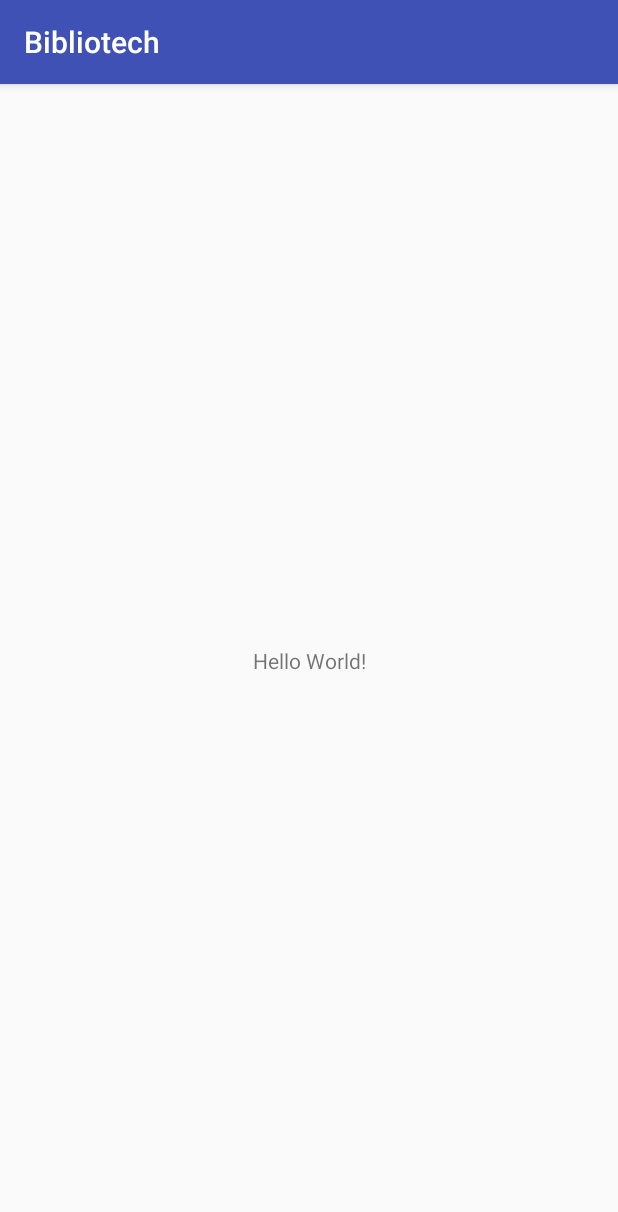
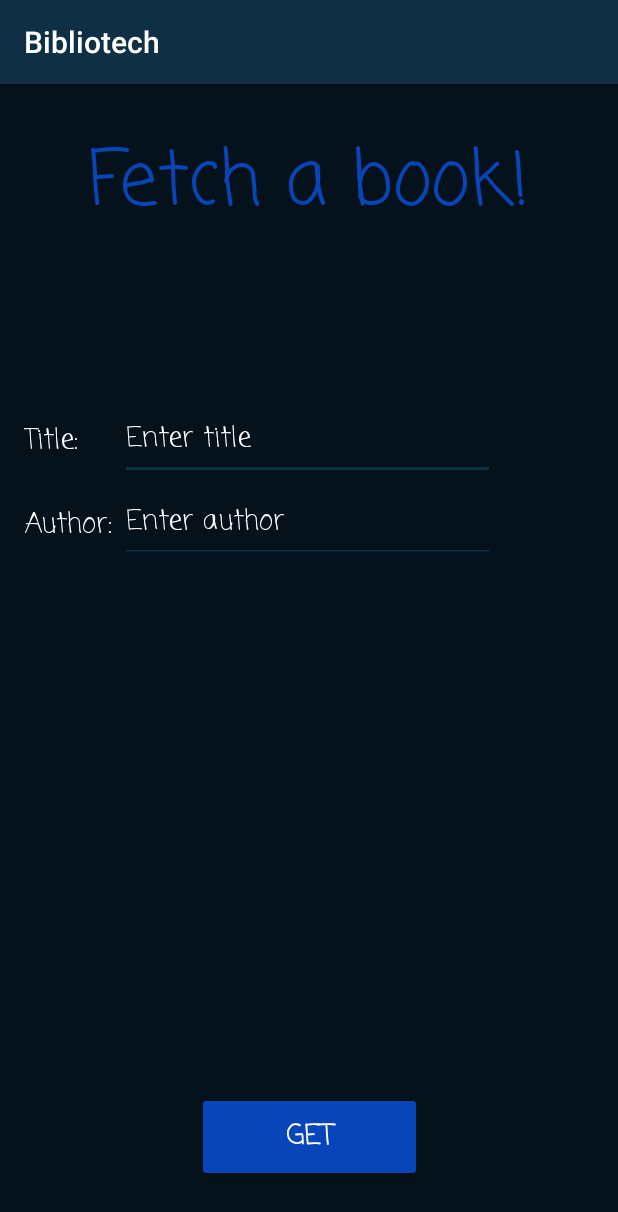
Before and after one commit to Battery233/Biblio-tech, an Android app: the screen it shows after launch (MainActivity), on a phone screen of 412 x 824 dp. Shown: the top 1212 px of the screen. Run offline under Robolectric (Android 15) with nearby library versions, the phone set to English and light mode, and no system bars.

Commit message:
Created basic fetch book activity XML layout

```diff
--- a/Android_app/app/src/main/java/com/luckythirteen/bibliotech/MainActivity.java
+++ b/Android_app/app/src/main/java/com/luckythirteen/bibliotech/MainActivity.java
@@ -8,6 +8,6 @@ public class MainActivity extends AppCompatActivity {
     @Override
     protected void onCreate(Bundle savedInstanceState) {
         super.onCreate(savedInstanceState);
-        setContentView(R.layout.activity_main);
+        setContentView(R.layout.activity_demo_fetch);
     }
 }
--- /dev/null
+++ b/Android_app/app/src/main/res/layout/activity_demo_fetch.xml
@@ -0,0 +1,104 @@
+<?xml version="1.0" encoding="utf-8"?>
+<android.support.constraint.ConstraintLayout
+    xmlns:android="http://schemas.android.com/apk/res/android"
+    xmlns:app="http://schemas.android.com/apk/res-auto"
+    xmlns:tools="http://schemas.android.com/tools"
+    android:id="@+id/constraintLayout"
+    android:layout_width="match_parent"
+    android:layout_height="match_parent"
+    android:background="@color/colorPrimaryDark">
+
+    <TextView
+        android:id="@+id/textView4"
+        android:layout_width="wrap_content"
+        android:layout_height="wrap_content"
+        android:layout_marginEnd="8dp"
+        android:layout_marginStart="8dp"
+        android:layout_marginTop="28dp"
+        android:fontFamily="casual"
+        android:text="@string/fetchScreenTitle"
+        android:textAllCaps="false"
+        android:textColor="@color/colorButtonBlue"
+        android:textSize="50sp"
+        android:typeface="monospace"
+        app:layout_constraintEnd_toEndOf="parent"
+        app:layout_constraintStart_toStartOf="parent"
+        app:layout_constraintTop_toTopOf="parent" />
+
+    <TextView
+        android:id="@+id/txtTitle"
+        android:layout_width="wrap_content"
+        android:layout_height="32dp"
+        android:layout_marginStart="16dp"
+        android:layout_marginTop="224dp"
+        android:fontFamily="casual"
+        android:labelFor="@id/autoTxtTitle"
+        android:text="@string/fetchTitleLabel"
+        android:textAllCaps="false"
+        android:textColor="@color/colorAccent"
+        android:textSize="18sp"
+        app:layout_constraintStart_toStartOf="parent"
+        app:layout_constraintTop_toTopOf="parent" />
+
+    <AutoCompleteTextView
+        android:id="@+id/autoTxtTitle"
+        style="@android:style/Widget.Material.AutoCompleteTextView"
+        android:layout_width="250dp"
+        android:layout_height="53dp"
+        android:layout_marginBottom="16dp"
+        android:backgroundTint="@color/colorPrimary"
+        android:fontFamily="casual"
+        android:text="@string/fetchTitlePlaceholder"
+        android:textColor="@color/colorAccent"
+        android:textSize="18sp"
+        app:layout_constraintBottom_toTopOf="@+id/txtAuthor"
+        app:layout_constraintStart_toStartOf="@+id/autoTxtAuthor" />
+
+    <TextView
+        android:id="@+id/txtAuthor"
+        android:layout_width="wrap_content"
+        android:layout_height="32dp"
+        android:layout_marginTop="24dp"
+        android:fontFamily="casual"
+        android:labelFor="@id/autoTxtAuthor"
+        android:text="@string/fetchAuthorLabel"
+        android:textColor="@color/colorAccent"
+        android:textSize="18sp"
+        app:layout_constraintStart_toStartOf="@+id/txtTitle"
+        app:layout_constraintTop_toBottomOf="@+id/txtTitle" />
+
+    <AutoCompleteTextView
+        android:id="@+id/autoTxtAuthor"
+        style="@android:style/Widget.Material.AutoCompleteTextView"
+        android:layout_width="250dp"
+        android:layout_height="53dp"
+        android:layout_marginStart="28dp"
+        android:layout_marginTop="2dp"
+        android:backgroundTint="@color/colorPrimary"
+        android:fontFamily="casual"
+        android:text="@string/fetchAuthorPlaceholder"
+        android:textColor="@color/colorAccent"
+        android:textSize="18sp"
+        app:layout_constraintStart_toEndOf="@+id/txtTitle"
+        app:layout_constraintTop_toBottomOf="@+id/autoTxtTitle" />
+
+    <Button
+        android:id="@+id/btnGet"
+        android:layout_width="150dp"
+        android:layout_height="60dp"
+        android:layout_marginBottom="36dp"
+        android:layout_marginEnd="8dp"
+        android:layout_marginStart="8dp"
+        android:backgroundTint="@color/colorButtonBlue"
+        android:elevation="12dp"
+        android:fontFamily="casual"
+        android:text="@string/fetchButtonLabel"
+        android:textAlignment="center"
+        android:textColor="@color/colorAccent"
+        android:textSize="18sp"
+        android:textStyle="bold"
+        app:layout_constraintBottom_toBottomOf="parent"
+        app:layout_constraintEnd_toEndOf="parent"
+        app:layout_constraintStart_toStartOf="parent" />
+
+</android.support.constraint.ConstraintLayout>
--- a/Android_app/app/src/main/res/values/colors.xml
+++ b/Android_app/app/src/main/res/values/colors.xml
@@ -1,6 +1,7 @@
 <?xml version="1.0" encoding="utf-8"?>
 <resources>
-    <color name="colorPrimary">#3F51B5</color>
-    <color name="colorPrimaryDark">#303F9F</color>
-    <color name="colorAccent">#FF4081</color>
+    <color name="colorPrimary">#0e2f44</color>
+    <color name="colorPrimaryDark">#05121B</color>
+    <color name="colorAccent">#ffffff</color>
+    <color name="colorButtonBlue">#0745b9</color>
 </resources>
--- a/Android_app/app/src/main/res/values/strings.xml
+++ b/Android_app/app/src/main/res/values/strings.xml
@@ -1,3 +1,10 @@
 <resources>
     <string name="app_name">Bibliotech</string>
+
+    <string name="fetchScreenTitle">Fetch a book!</string>
+    <string name="fetchTitleLabel">Title:</string>
+    <string name="fetchAuthorLabel">Author:</string>
+    <string name="fetchAuthorPlaceholder">Enter author</string>
+    <string name="fetchTitlePlaceholder">Enter title</string>
+    <string name="fetchButtonLabel">GET</string>
 </resources>
```
